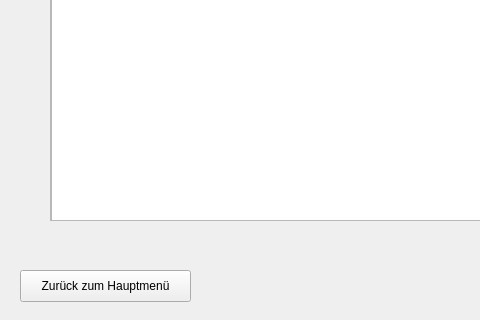
as070700/Noteapp, file deletenote.ui: the form before one commit; both pictures show x 0 to 480 and y 280 to 600 of the 800 by 600 pixel window.
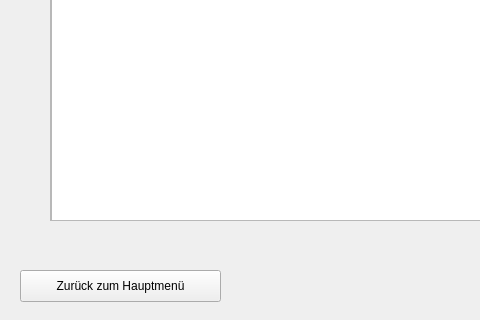
The form after the commit. Icons and pictures are not drawn.

Diff of the .ui file:
```diff
--- a/deletenote.ui
+++ b/deletenote.ui
@@ -67,13 +67,22 @@
     <rect>
      <x>20</x>
      <y>550</y>
-     <width>171</width>
+     <width>201</width>
      <height>32</height>
     </rect>
    </property>
    <property name="text">
     <string>Zurück zum Hauptmenü</string>
    </property>
+   <property name="icon">
+    <iconset theme="QIcon::ThemeIcon::GoHome"/>
+   </property>
+   <property name="iconSize">
+    <size>
+     <width>19</width>
+     <height>20</height>
+    </size>
+   </property>
   </widget>
   <widget class="QPushButton" name="deleteButton_deleteNote">
    <property name="geometry">
```
Left out of the diff: 25 changed lines with no effect on the pictures.
